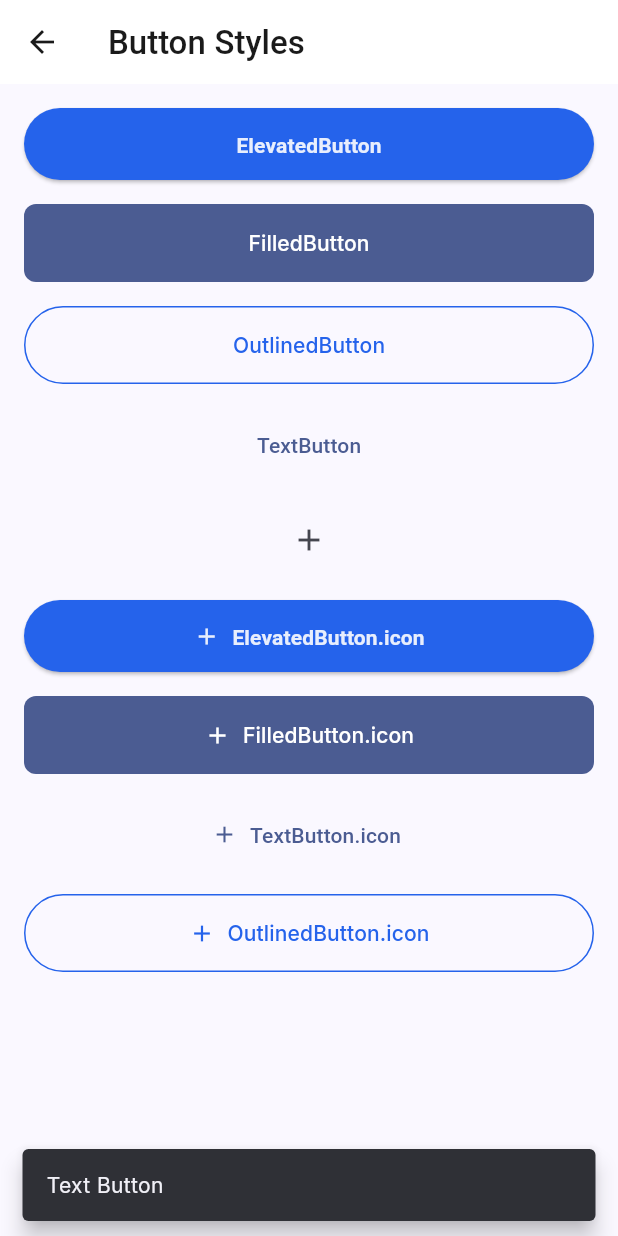
After one commit to ddr137/starter_dev, a Flutter app: the ButtonPage screen opened by its route, after a tap on "TextButton", on a phone screen of 412 x 824 dp. The commit adds this screen. Run offline on Flutter 3.47's test engine with Material 3 defaults, Android fonts, the phone set to English and light mode, and no system bars; our stand-ins replace dio, equatable, flutter_riverpod, go_router, google_fonts, hive_flutter and 2 more; missing offline and left inert: dio_smart_retry; accounts and stored records are empty.

Commit message:
refactor routing and update page structure; replace text style page with new pages for buttons, forms, and miscellaneous styles

```diff
--- a/lib/app/router/router.dart
+++ b/lib/app/router/router.dart
@@ -17,8 +17,20 @@ final GoRouter _goRouter = GoRouter(
           builder: (context, state) => DetailPage(),
         ),
         GoRoute(
-          path: '/text-styles',
-          builder: (context, state) => TextStylePage(),
+          path: '/text-page',
+          builder: (context, state) => TextPage(),
+        ),
+        GoRoute(
+          path: '/button-page',
+          builder: (context, state) => ButtonPage(),
+        ),
+        GoRoute(
+          path: '/form-page',
+          builder: (context, state) => FormPage(),
+        ),
+        GoRoute(
+          path: '/misc-page',
+          builder: (context, state) => MiscPage(),
         ),
       ],
     ),
--- a/lib/core/theme/components/elevated_button_theme_component.dart
+++ b/lib/core/theme/components/elevated_button_theme_component.dart
@@ -7,8 +7,9 @@ class ElevatedThemeWidget {
   static final List<ElevatedButtonThemeData> _elevatedBtns = [
     ElevatedButtonThemeData(
       style: ElevatedButton.styleFrom(
-        foregroundColor: Colors.white,
-        backgroundColor: AppThemeColors.primary,
+        iconColor: AppThemeColors.lightColorScheme.onPrimary,
+        backgroundColor: AppThemeColors.lightColorScheme.primary,
+        foregroundColor: AppThemeColors.lightColorScheme.onPrimary,
         padding: const EdgeInsets.all(14),
         shadowColor: Colors.black,
         textStyle: AppThemeTexts.textTheme.labelLarge?.copyWith(
@@ -18,8 +19,9 @@ class ElevatedThemeWidget {
     ),
     ElevatedButtonThemeData(
       style: ElevatedButton.styleFrom(
-        foregroundColor: Colors.white,
-        backgroundColor: AppThemeColors.primary[800],
+        iconColor: AppThemeColors.darkColorScheme.onPrimary,
+        backgroundColor: AppThemeColors.darkColorScheme.primary,
+        foregroundColor: AppThemeColors.darkColorScheme.onPrimary,
         padding: const EdgeInsets.all(14),
         shadowColor: Colors.black,
         textStyle: AppThemeTexts.textTheme.labelLarge?.copyWith(
--- /dev/null
+++ b/lib/pages/button_page.dart
@@ -0,0 +1,65 @@
+import 'package:flutter/material.dart';
+
+import '../core/core.dart';
+
+class ButtonPage extends StatelessWidget {
+  const ButtonPage({super.key});
+
+  @override
+  Widget build(BuildContext context) {
+    return Scaffold(
+      appBar: AppBar(
+        title: Text('Button Styles'),
+      ),
+      body: SingleChildScrollView(
+        padding: const EdgeInsets.all(16),
+        child: Column(
+          crossAxisAlignment: CrossAxisAlignment.stretch,
+          spacing: 16,
+          children: [
+            ElevatedButton(
+              onPressed: () => context.showSnackBar('Elevated Button'),
+              child: Text('ElevatedButton'),
+            ),
+            FilledButton(
+              onPressed: () => context.showSnackBar('Filled Button'),
+              child: Text('FilledButton'),
+            ),
+            OutlinedButton(
+              onPressed: () => context.showSnackBar('Outlined Button'),
+              child: Text('OutlinedButton'),
+            ),
+            TextButton(
+              onPressed: () => context.showSnackBar('Text Button'),
+              child: Text('TextButton'),
+            ),
+            IconButton(
+              onPressed: () => context.showSnackBar('Icon Button'),
+              icon: Icon(Icons.add),
+            ),
+            ElevatedButton.icon(
+              onPressed: () => context.showSnackBar('Elevated Button Icon'),
+              icon: Icon(Icons.add),
+              label: Text('ElevatedButton.icon'),
+            ),
+            FilledButton.icon(
+              onPressed: () => context.showSnackBar('Filled Button Icon'),
+              icon: Icon(Icons.add),
+              label: Text('FilledButton.icon'),
+            ),
+            TextButton.icon(
+              onPressed: () => context.showSnackBar('Text Button Icon'),
+              icon: Icon(Icons.add),
+              label: Text('TextButton.icon'),
+            ),
+            OutlinedButton.icon(
+              onPressed: () => context.showSnackBar('Outlined Button Icon'),
+              icon: Icon(Icons.add),
+              label: Text('OutlinedButton.icon'),
+            ),
+          ],
+        ),
+      ),
+    );
+  }
+}
--- a/lib/pages/home_page.dart
+++ b/lib/pages/home_page.dart
@@ -25,19 +25,19 @@ class HomePage extends StatelessWidget {
           spacing: 16,
           children: [
             ElevatedButton(
-              onPressed: () => context.go('/text-styles'),
+              onPressed: () => context.go('/text-page'),
               child: Text('Text Style Page'),
             ),
             ElevatedButton(
-              onPressed: () => context.go('/button-styles'),
+              onPressed: () => context.go('/button-page'),
               child: Text('Button Style Page'),
             ),
             ElevatedButton(
-              onPressed: () => context.go('/form-styles'),
+              onPressed: () => context.go('/form-page'),
               child: Text('Form Style Page'),
             ),
             ElevatedButton(
-              onPressed: () => context.go('/misc-styles'),
+              onPressed: () => context.go('/misc-page'),
               child: Text('Misc Style Page'),
             ),
           ],
--- a/lib/pages/pages.dart
+++ b/lib/pages/pages.dart
@@ -1,3 +1,6 @@
 export 'home_page.dart';
 export 'detail_page.dart';
-export 'text_style_page.dart';
+export 'text_page.dart';
+export 'button_page.dart';
+export 'form_page.dart';
+export 'misc_page.dart';
--- a/lib/pages/text_style_page.dart
+++ b/lib/pages/text_page.dart
@@ -2,8 +2,8 @@ import 'package:flutter/material.dart';
 
 import '../core/core.dart';
 
-class TextStylePage extends StatelessWidget {
-  const TextStylePage({super.key});
+class TextPage extends StatelessWidget {
+  const TextPage({super.key});
 
   @override
   Widget build(BuildContext context) {
```
Also changed, not shown: lib/pages/form_page.dart (added, +10 -0 lines), lib/pages/misc_page.dart (added, +10 -0 lines).
